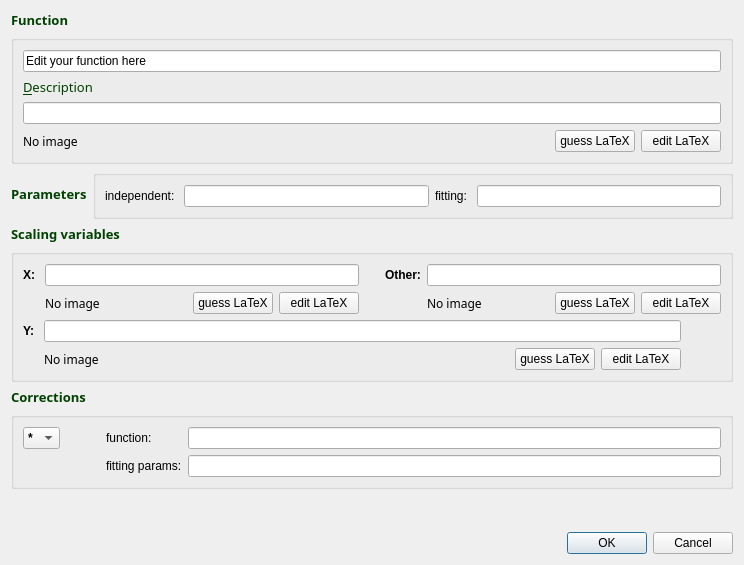
First picture: the form in GUI-branch/editfunctiondlg.ui, repository gdurin/SloppyScaling, before the edit.
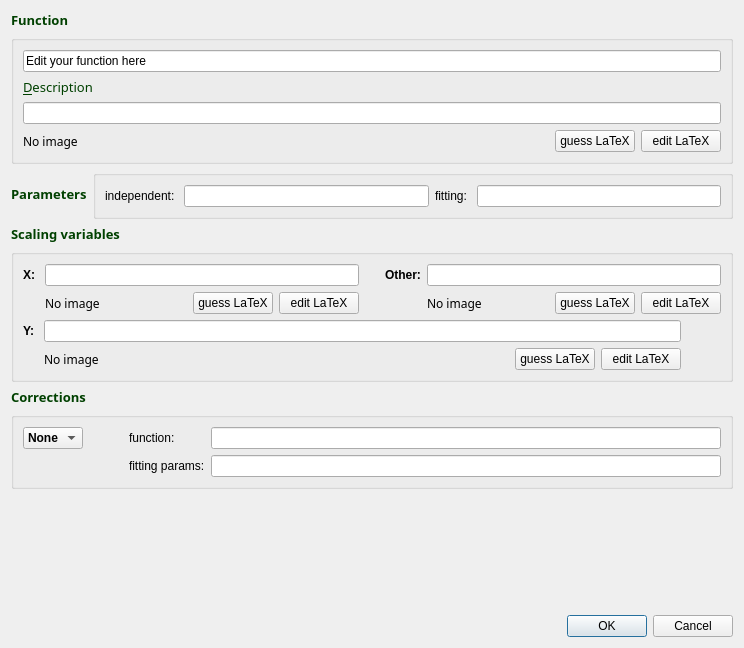
Second picture: the form after the edit. Icons and pictures are not drawn.

What changed in the file:
```diff
--- a/GUI-branch/editfunctiondlg.ui
+++ b/GUI-branch/editfunctiondlg.ui
@@ -7,7 +7,7 @@
     <x>0</x>
     <y>0</y>
     <width>744</width>
-    <height>565</height>
+    <height>648</height>
    </rect>
   </property>
   <property name="sizePolicy">
@@ -807,7 +807,7 @@
            <bool>false</bool>
           </property>
           <property name="currentIndex">
-           <number>2</number>
+           <number>0</number>
           </property>
           <property name="maxVisibleItems">
            <number>4</number>
@@ -815,6 +815,11 @@
           <property name="frame">
            <bool>true</bool>
           </property>
+          <item>
+           <property name="text">
+            <string>None</string>
+           </property>
+          </item>
           <item>
            <property name="text">
             <string>+</string>
```
